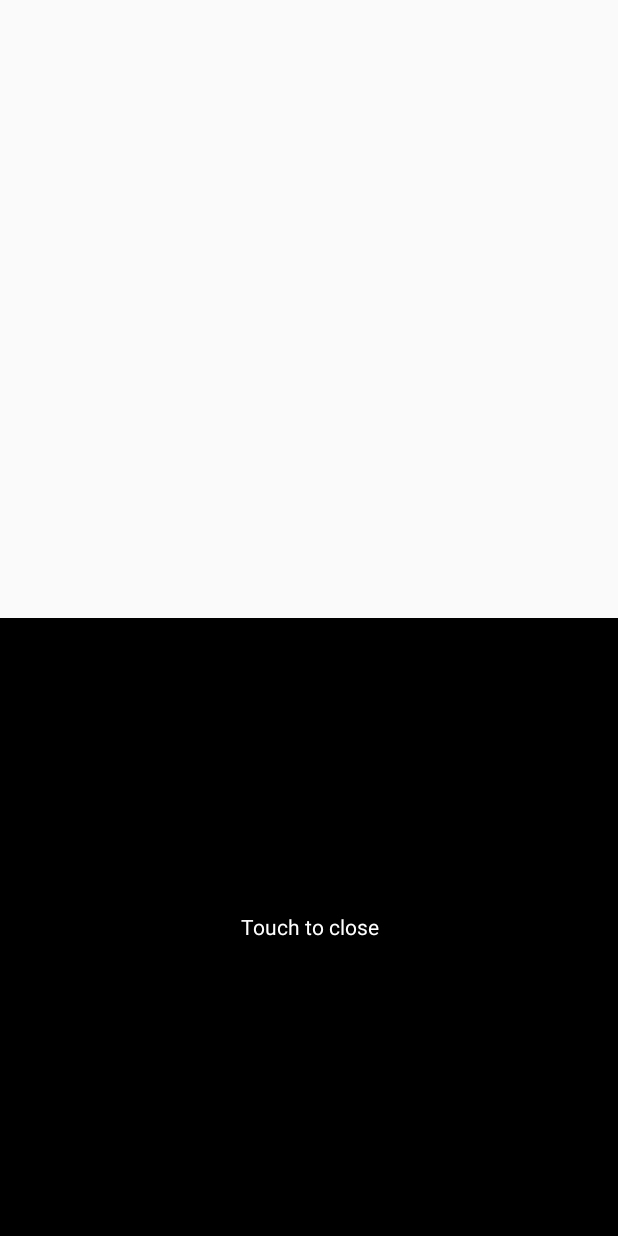
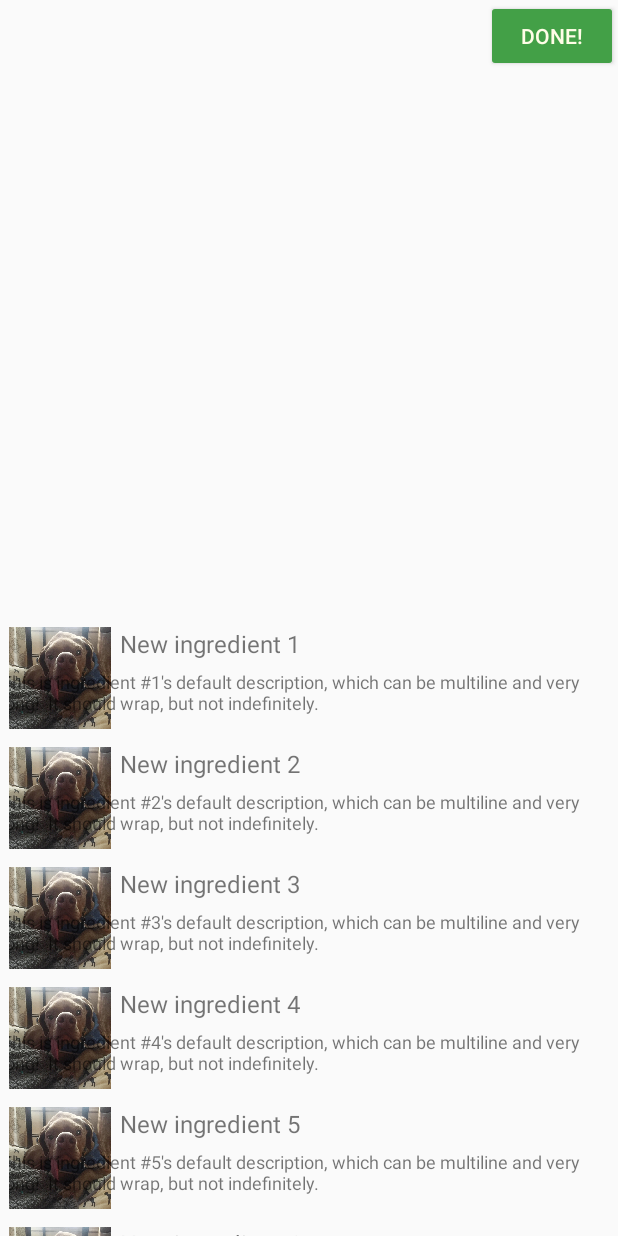
Before and after one commit to DoYeunKim/HCI_CookVentory, an Android app: the screen it shows after launch (BarcodeScanner), after a tap on "Camera", on a phone screen of 412 x 824 dp. Run offline under Robolectric (Android 15) with nearby library versions, the phone set to English and light mode, and no system bars; libraries missing offline, so code that uses them is left out: com.scandit.barcodepicker; 6 statements that could not run were skipped.

Commit message:
Continued work of converting to half-screen scanner with listview; does not scan right now but I'll figure it out!

```diff
--- a/app/src/main/java/com/example/ehdus/testscan/BarcodeScanner.java
+++ b/app/src/main/java/com/example/ehdus/testscan/BarcodeScanner.java
@@ -3,21 +3,17 @@ package com.example.ehdus.testscan;
 import android.Manifest;
 import android.annotation.TargetApi;
 import android.app.Activity;
-import android.content.Context;
 import android.content.Intent;
 import android.content.pm.PackageManager;
 import android.os.Build;
 import android.os.Bundle;
+import android.support.constraint.ConstraintLayout;
+import android.support.constraint.ConstraintSet;
+import android.support.v7.widget.LinearLayoutManager;
+import android.support.v7.widget.RecyclerView;
 import android.util.Log;
-import android.view.Display;
-import android.view.Gravity;
 import android.view.View;
-import android.view.View.OnClickListener;
-import android.view.ViewGroup.LayoutParams;
-import android.view.Window;
-import android.view.WindowManager;
-import android.widget.RelativeLayout;
-import android.widget.TextView;
+import android.widget.Button;
 import android.widget.Toast;
 
 import com.scandit.barcodepicker.BarcodePicker;
@@ -26,6 +22,7 @@ import com.scandit.barcodepicker.ScanOverlay;
 import com.scandit.barcodepicker.ScanSession;
 import com.scandit.barcodepicker.ScanditLicense;
 
+import java.util.ArrayList;
 import java.util.Locale;
 
 /**
@@ -63,7 +60,6 @@ public class BarcodeScanner extends Activity implements OnScanListener {
 
     // The main object for scanning barcodes.
     private BarcodePicker mBarcodePicker;
-    private boolean mPaused = true;
     private boolean mDeniedCameraAccess = false;
 
     private final static int CAMERA_PERMISSION_REQUEST = 5;
@@ -74,38 +70,40 @@ public class BarcodeScanner extends Activity implements OnScanListener {
     protected void onCreate(Bundle savedInstanceState) {
         super.onCreate(savedInstanceState);
 
-        requestWindowFeature(Window.FEATURE_NO_TITLE);
-        setContentView(R.layout.activity_barcode_scanner);
-        final RelativeLayout rootView = findViewById(R.id.barcode_detected);
+        setContentView(R.layout.barcode_scanner);
+        final ConstraintLayout rootView = findViewById(R.id.constraintLayout);
 
         mBarcodePicker = createPicker();
-        RelativeLayout.LayoutParams rParams;
+        ConstraintLayout.LayoutParams rParams;
 
-        WindowManager wm = (WindowManager) getSystemService(Context.WINDOW_SERVICE);
-        Display display = wm.getDefaultDisplay();
-
-        rParams = new RelativeLayout.LayoutParams(
-                LayoutParams.MATCH_PARENT, display.getHeight() / 2);
-        rParams.addRule(RelativeLayout.CENTER_HORIZONTAL);
-
+        rParams = new ConstraintLayout.LayoutParams(
+                ConstraintLayout.LayoutParams.MATCH_PARENT,
+                ConstraintLayout.LayoutParams.MATCH_CONSTRAINT);
         rootView.addView(mBarcodePicker, rParams);
 
-        TextView overlay = new TextView(this);
-        rParams = new RelativeLayout.LayoutParams(
-                LayoutParams.MATCH_PARENT, display.getHeight() / 2);
-        rParams.addRule(RelativeLayout.ALIGN_PARENT_BOTTOM);
-        overlay.setBackgroundColor(0xFF000000);
-        rootView.addView(overlay, rParams);
-        overlay.setText("Touch to close");
-        overlay.setGravity(Gravity.CENTER);
-        overlay.setTextColor(0xFFFFFFFF);
-        overlay.setOnClickListener(new OnClickListener() {
+        RecyclerView list = findViewById(R.id.new_ingredients);
+        list.setHasFixedSize(true);
+        list.setLayoutManager(new LinearLayoutManager(this));
+        list.setAdapter(new NewIngredientAdapter(barcodeImport()));
+
+        Button saveAndQuit = findViewById(R.id.save_and_quit);
+        saveAndQuit.setOnClickListener(new View.OnClickListener() {
             @Override
             public void onClick(View v) {
-                mBarcodePicker.stopScanning();
-                startActivity(new Intent(BarcodeScanner.this, ListOfNewIngredients.class));
+                Intent checkMain = new Intent(BarcodeScanner.this, MainActivity.class);
+                checkMain.setFlags(Intent.FLAG_ACTIVITY_CLEAR_TOP);
+                checkMain.putExtra("EXIT", true);
+                startActivity(checkMain);
             }
         });
+
+        ConstraintSet cs = new ConstraintSet();
+        cs.clone(rootView);
+        cs.connect(mBarcodePicker.getId(), ConstraintSet.BOTTOM, R.id.guideline, ConstraintSet.BOTTOM);
+        cs.connect(mBarcodePicker.getId(), ConstraintSet.TOP, rootView.getId(), ConstraintSet.TOP);
+
+        cs.applyTo(rootView);
+
         mBarcodePicker.startScanning();
     }
 
@@ -132,17 +130,11 @@ public class BarcodeScanner extends Activity implements OnScanListener {
         // check the SampleFullScreenBarcodeActivity.
         ScanOverlay overlay = picker.getOverlayView();
         overlay.setGuiStyle(ScanOverlay.GUI_STYLE_LASER);
-        overlay.setViewfinderDimension(
-                0.7f,
-                0.3f,
-                0.4f,
-                0.3f);
 
         overlay.setBeepEnabled(false);
         overlay.setVibrateEnabled(true);
 
         overlay.setTorchEnabled(false);
-        overlay.setTorchButtonMarginsAndSize(0, 0, 0, 0);
 
         // Register listener, in order to be notified whenever a new code is
         // scanned
@@ -153,7 +145,6 @@ public class BarcodeScanner extends Activity implements OnScanListener {
 
     @Override
     protected void onPause() {
-        mPaused = true;
         // When the activity is in the background immediately stop the
         // scanning to save resources and free the camera.
         if (mBarcodePicker != null) {
@@ -166,7 +157,6 @@ public class BarcodeScanner extends Activity implements OnScanListener {
     @Override
     protected void onResume() {
         super.onResume();
-        mPaused = false;
         // note: onResume will be called repeatedly if camera access is not
         // granted.
         if (Build.VERSION.SDK_INT >= Build.VERSION_CODES.M) {
@@ -228,4 +218,15 @@ public class BarcodeScanner extends Activity implements OnScanListener {
         // We let the scanner continuously scan without showing results.
         Log.e("ScanditSDK", session.getNewlyRecognizedCodes().get(0).getData());
     }
+
+    //TODO: ingredient import from barcodes
+    private ArrayList<Ingredient> barcodeImport() {
+
+        ArrayList<Ingredient> newIngredients = new ArrayList<>();
+
+        for (int i = 1; i <= 10; i++) {
+            newIngredients.add(new Ingredient("New ingredient " + i, "This is ingredient #" + i + "'s default description, which can be multiline and very long!  It should wrap, but not indefinitely.", R.drawable.temp));
+        }
+        return newIngredients;
+    }
 }
--- a/app/src/main/java/com/example/ehdus/testscan/RecipeViewFragment.java
+++ b/app/src/main/java/com/example/ehdus/testscan/RecipeViewFragment.java
@@ -54,6 +54,7 @@ public class RecipeViewFragment extends FilterFragment {
     //  initializes adapter and displays list of recipes
     //  stops spinner and populates list
     private void populateList(ArrayList<Recipe> recipeList, int whiler) {
+        /* to cut down on API calls while testing other things TODO: remove the comments
         if (whiler > 0 && recipeList == null) {
             new recipeImport().execute(url + query, Integer.toString(whiler - 1));
             return;
@@ -68,6 +69,17 @@ public class RecipeViewFragment extends FilterFragment {
             } catch (JSONException e) {
                 e.printStackTrace();
             }
+        }
+        */
+        try {
+            recipeList = new ArrayList<>();
+            recipeList.add(new Recipe(new JSONObject(
+                    "{\"recipeName\":\"Error: Unable to access API\"," +
+                            "\"rating\":0," +
+                            "\"smallimageUrls\":[\"https://pbs.twimg.com/profile_images/520273796549189632/d1et-xaU_400x400.png\"]}"
+            )));
+        } catch (JSONException e) {
+            e.printStackTrace();
         }
         spinner.setVisibility(View.GONE);
         ra = new RecipeAdapter(this.getContext(), recipeList);
--- a/app/src/main/res/layout/activity_barcode_scanner.xml
+++ /dev/null
@@ -1,8 +0,0 @@
-<?xml version="1.0" encoding="utf-8"?>
-    <RelativeLayout xmlns:android="http://schemas.android.com/apk/res/android"
-    android:id="@+id/barcode_detected"
-    android:layout_gravity="center"
-    android:layout_width="match_parent"
-    android:layout_height="wrap_content">
-
-</RelativeLayout>
--- /dev/null
+++ b/app/src/main/res/layout/barcode_scanner.xml
@@ -0,0 +1,33 @@
+<?xml version="1.0" encoding="utf-8"?>
+<android.support.constraint.ConstraintLayout xmlns:android="http://schemas.android.com/apk/res/android"
+    xmlns:app="http://schemas.android.com/apk/res-auto"
+    android:id="@+id/constraintLayout"
+    android:layout_width="match_parent"
+    android:layout_height="match_parent">
+
+    <android.support.constraint.Guideline xmlns:android="http://schemas.android.com/apk/res/android"
+        xmlns:app="http://schemas.android.com/apk/res-auto"
+        android:id="@+id/guideline"
+        android:layout_width="wrap_content"
+        android:layout_height="wrap_content"
+        android:orientation="horizontal"
+        app:layout_constraintGuide_percent="0.5" />
+
+    <android.support.v7.widget.RecyclerView
+        android:id="@+id/new_ingredients"
+        android:layout_width="match_parent"
+        android:layout_height="0dp"
+        app:layout_constraintTop_toTopOf="@+id/guideline" />
+
+    <Button
+        android:id="@+id/save_and_quit"
+        android:layout_width="wrap_content"
+        android:layout_height="wrap_content"
+        android:backgroundTint="@color/colorPrimary"
+        android:clickable="true"
+        android:focusable="true"
+        android:text="@string/done"
+        android:textColor="@color/colorAccent"
+        app:layout_constraintEnd_toEndOf="parent" />
+
+</android.support.constraint.ConstraintLayout>
```
Also changed, not shown: app/src/main/java/com/example/ehdus/testscan/ListOfNewIngredients.java (+4 -28 lines), app/src/main/res/layout/activity_new_ingredients.xml (deleted, +0 -53 lines).
